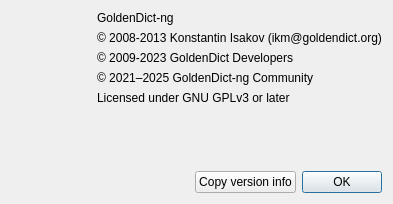
The window that src/ui/about.ui (xiaoyifang/goldendict-ng) describes before a commit, drawn with Qt 5.
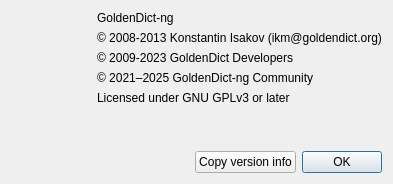
The same window after the commit. Icons and pictures are not drawn.

```diff
--- a/src/ui/about.ui
+++ b/src/ui/about.ui
@@ -144,7 +144,7 @@
          <property name="sizeHint" stdset="0">
           <size>
            <width>20</width>
-           <height>40</height>
+           <height>20</height>
           </size>
          </property>
         </spacer>
```
